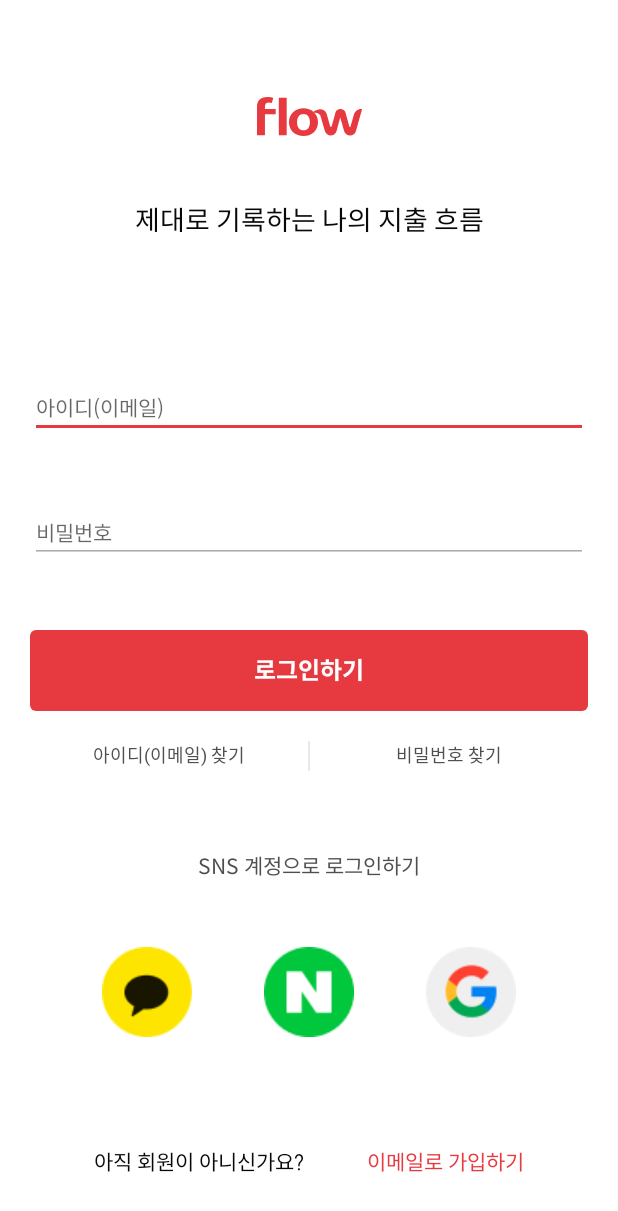
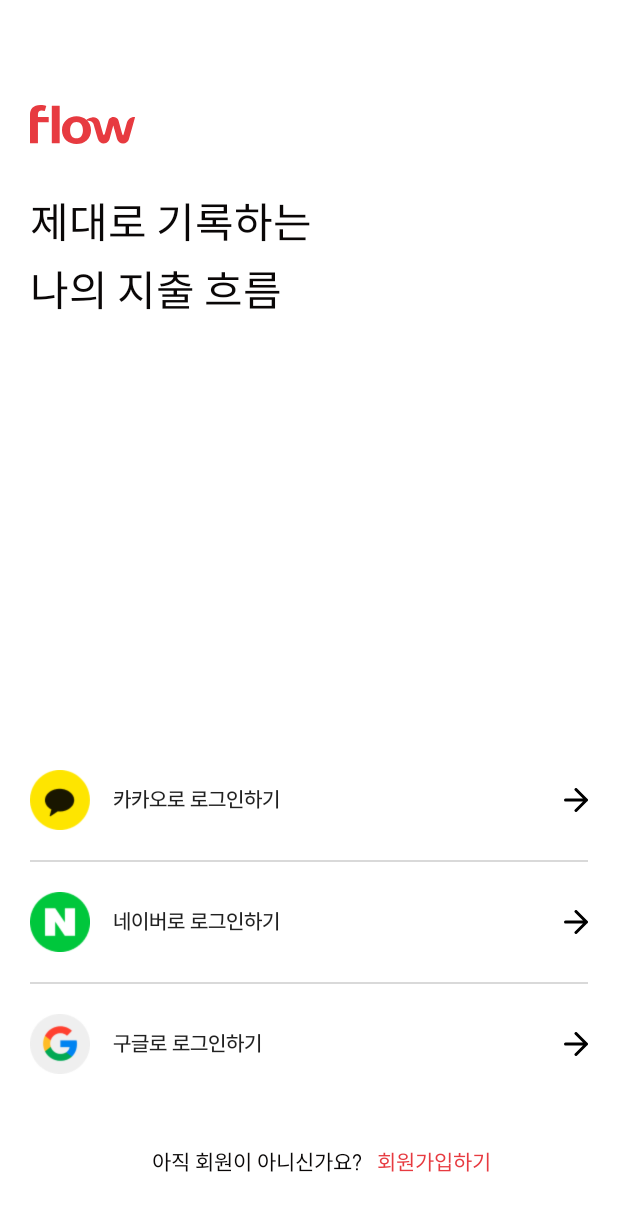
Before and after one commit to milijung/Flow-Android, an Android app: the LoginActivity screen opened directly, with no data from a screen before it, on a phone screen of 412 x 824 dp. Shown: the top 1211 px of the screen. Run offline under Robolectric (Android 15) with nearby library versions, the phone set to English and light mode, and no system bars.

Commit message:
feat: 이메일 로그인 레이아웃 삭제

```diff
--- /dev/null
+++ b/client/app/src/main/res/drawable/ic_google_icon.xml
@@ -0,0 +1,8 @@
+<?xml version="1.0" encoding="utf-8"?>
+<layer-list xmlns:android="http://schemas.android.com/apk/res/android">
+    <item
+        android:drawable="@drawable/ic_google_login"
+        android:width="40dp"
+        android:height="40dp"
+        />
+</layer-list>
--- /dev/null
+++ b/client/app/src/main/res/drawable/ic_kakao_icon.xml
@@ -0,0 +1,8 @@
+<?xml version="1.0" encoding="utf-8"?>
+<layer-list xmlns:android="http://schemas.android.com/apk/res/android">
+    <item
+        android:drawable="@drawable/ic_kakao_login"
+        android:width="40dp"
+        android:height="40dp"
+        />
+</layer-list>
--- /dev/null
+++ b/client/app/src/main/res/drawable/ic_naver_icon.xml
@@ -0,0 +1,8 @@
+<?xml version="1.0" encoding="utf-8"?>
+<layer-list xmlns:android="http://schemas.android.com/apk/res/android">
+    <item
+        android:drawable="@drawable/ic_naver_login"
+        android:width="40dp"
+        android:height="40dp"
+        />
+</layer-list>
--- /dev/null
+++ b/client/app/src/main/res/drawable/ic_next.xml
@@ -0,0 +1,13 @@
+<vector xmlns:android="http://schemas.android.com/apk/res/android"
+    android:width="16dp"
+    android:height="16dp"
+    android:viewportWidth="16"
+    android:viewportHeight="16">
+  <path
+      android:pathData="M1,8L15,8M15,8L8,1M15,8L8,15"
+      android:strokeLineJoin="round"
+      android:strokeWidth="2"
+      android:fillColor="#00000000"
+      android:strokeColor="#000000"
+      android:strokeLineCap="round"/>
+</vector>
--- a/client/app/src/main/res/layout/activity_login.xml
+++ b/client/app/src/main/res/layout/activity_login.xml
@@ -14,143 +14,82 @@
         android:src="@drawable/ic_logo"
         app:layout_constraintTop_toTopOf="parent"
         app:layout_constraintStart_toStartOf="parent"
-        app:layout_constraintEnd_toEndOf="parent"
-        app:layout_constraintBottom_toTopOf="@id/description"/>
+        app:layout_constraintBottom_toTopOf="@id/description"
+        android:layout_marginTop="50dp" />
     <TextView
         android:id="@+id/description"
         android:layout_width="wrap_content"
         android:layout_height="wrap_content"
         app:layout_constraintStart_toStartOf="parent"
-        app:layout_constraintEnd_toEndOf="parent"
         app:layout_constraintTop_toBottomOf="@id/logo"
-        app:layout_constraintBottom_toTopOf="@id/username"
-        android:text="제대로 기록하는 나의 지출 흐름"
+        android:text="제대로 기록하는\n나의 지출 흐름"
         android:textColor="@color/black"
         android:fontFamily="@font/spoqahansansneo_regular"
-        android:textSize="18dp"/>
-    <EditText
-        android:id="@+id/username"
-        android:layout_marginTop="50dp"
-        android:layout_width="0dp"
+        android:textSize="28dp"
+        android:lineSpacingExtra="10dp"
+        android:layout_marginTop="35dp"/>
+    <androidx.appcompat.widget.AppCompatButton
+        android:id="@+id/kakao_login"
+        android:layout_width="match_parent"
         android:layout_height="wrap_content"
-        android:hint="@string/prompt_email"
-        android:fontFamily="@font/spoqahansansneo_regular"
+        android:background="@color/white"
+        android:drawableStart="@drawable/ic_kakao_icon"
+        android:text="카카오로 로그인하기"
         android:textSize="14dp"
-        android:inputType="textEmailAddress"
-        android:selectAllOnFocus="true"
+        android:drawablePadding="15dp"
+        android:paddingVertical="20dp"
+        android:fontFamily="@font/suit_regular"
+        android:textAlignment="textStart"
+        android:drawableEnd="@drawable/ic_next"
+        style="?android:attr/borderlessButtonStyle"
+        app:layout_constraintBottom_toTopOf="@id/line1"/>
+    <View
+        android:id="@+id/line1"
+        android:layout_width="match_parent"
+        android:layout_height="1dp"
+        android:background="#D9D9D9"
         app:layout_constraintEnd_toEndOf="parent"
         app:layout_constraintStart_toStartOf="parent"
-        app:layout_constraintTop_toBottomOf="@id/description"
-        app:layout_constraintBottom_toTopOf="@id/password"/>
-
-    <EditText
-        android:id="@+id/password"
-        android:layout_width="0dp"
+        app:layout_constraintBottom_toTopOf="@id/naver_login"/>
+    <androidx.appcompat.widget.AppCompatButton
+        android:id="@+id/naver_login"
+        android:layout_width="match_parent"
         android:layout_height="wrap_content"
-        android:hint="@string/prompt_password"
-        android:fontFamily="@font/spoqahansansneo_regular"
+        android:background="@color/white"
+        android:drawableStart="@drawable/ic_naver_icon"
+        android:text="네이버로 로그인하기"
         android:textSize="14dp"
-        android:imeActionLabel="@string/action_sign_in_short"
-        android:imeOptions="actionDone"
-        android:inputType="textPassword"
-        android:selectAllOnFocus="true"
+        android:drawablePadding="15dp"
+        android:paddingVertical="20dp"
+        android:fontFamily="@font/suit_regular"
+        android:textAlignment="textStart"
+        android:drawableEnd="@drawable/ic_next"
+        style="?android:attr/borderlessButtonStyle"
+        app:layout_constraintBottom_toTopOf="@id/line2"/>
+    <View
+        android:id="@+id/line2"
+        android:layout_width="match_parent"
+        android:layout_height="1dp"
+        android:background="#D9D9D9"
         app:layout_constraintEnd_toEndOf="parent"
         app:layout_constraintStart_toStartOf="parent"
-        app:layout_constraintTop_toBottomOf="@+id/username"
-        app:layout_constraintBottom_toTopOf="@id/login_button"/>
-
-    <TextView
-        android:id="@+id/login_find_id"
-        android:layout_width="wrap_content"
+        app:layout_constraintBottom_toTopOf="@id/google_login"/>
+    <androidx.appcompat.widget.AppCompatButton
+        android:id="@+id/google_login"
+        android:layout_width="match_parent"
         android:layout_height="wrap_content"
-        android:text="아이디(이메일) 찾기"
-        android:textColor="#4F4F4F"
-        android:textSize="12dp"
-        android:layout_marginTop="20dp"
-        app:layout_constraintStart_toStartOf="parent"
-        app:layout_constraintTop_toBottomOf="@id/login_button"
-        app:layout_constraintEnd_toStartOf="@id/bar"
-        android:clickable="true"/>
-    <View
-        android:id="@+id/bar"
-        android:layout_width="1dp"
-        android:layout_height="20dp"
-        android:background="#E9E9E9"
-        android:layout_marginTop="20dp"
-        app:layout_constraintStart_toStartOf="parent"
-        app:layout_constraintEnd_toEndOf="parent"
-        app:layout_constraintTop_toBottomOf="@id/login_button"/>
-    <TextView
-        android:id="@+id/login_find_password"
-        android:layout_width="wrap_content"
-        android:layout_height="wrap_content"
-        android:text="비밀번호 찾기"
-        android:textColor="#4F4F4F"
-        android:textSize="12dp"
-        android:clickable="true"
-        android:layout_marginTop="20dp"
-        app:layout_constraintEnd_toEndOf="parent"
-        app:layout_constraintTop_toBottomOf="@id/login_button"
-        app:layout_constraintStart_toEndOf="@id/bar"/>
-    <androidx.appcompat.widget.AppCompatButton
-        android:id="@+id/login_button"
-        android:layout_width="match_parent"
-        android:layout_height="54dp"
-        android:background="@drawable/login_button_style"
-        android:enabled="false"
-        android:fontFamily="@font/spoqahansansneo_bold"
-        android:insetTop="0dp"
-        android:insetBottom="0dp"
-        android:text="@string/action_sign_in"
-        android:textColor="@color/white"
-        android:textSize="16dp"
-        app:layout_constraintEnd_toEndOf="parent"
-        app:layout_constraintStart_toStartOf="parent"
-        app:layout_constraintTop_toBottomOf="@id/password"
-        app:layout_constraintBottom_toTopOf="@id/SNS_login_description"/>
-    <TextView
-        android:id="@+id/SNS_login_description"
-        android:layout_width="wrap_content"
-        android:layout_height="wrap_content"
+        android:background="@color/white"
+        android:drawableStart="@drawable/ic_google_icon"
+        app:layout_constraintBottom_toTopOf="@id/signup_description"
+        android:text="구글로 로그인하기"
         android:textSize="14dp"
-        android:fontFamily="@font/spoqahansansneo_regular"
-        android:textColor="#4F4F4F"
-        android:layout_marginTop="50dp"
-        android:text="SNS 계정으로 로그인하기"
-        app:layout_constraintStart_toStartOf="parent"
-        app:layout_constraintEnd_toEndOf="parent"
-        app:layout_constraintTop_toBottomOf="@id/login_button"
-        app:layout_constraintBottom_toTopOf="@id/kakao_login"/>
-    <ImageButton
-        android:id="@+id/kakao_login"
-        android:layout_width="wrap_content"
-        android:layout_height="wrap_content"
-        android:background="@drawable/ic_kakao_login"
-        app:layout_constraintStart_toStartOf="parent"
+        android:drawablePadding="15dp"
+        android:paddingVertical="20dp"
+        android:fontFamily="@font/suit_regular"
+        android:textAlignment="textStart"
+        android:drawableEnd="@drawable/ic_next"
         android:layout_marginBottom="30dp"
-        app:layout_constraintEnd_toStartOf="@id/naver_login"
-        app:layout_constraintTop_toBottomOf="@id/SNS_login_description"
-        app:layout_constraintBottom_toTopOf="@id/signup_description"/>
-    <ImageButton
-        android:id="@+id/naver_login"
-        android:layout_width="wrap_content"
-        android:layout_height="wrap_content"
-        android:layout_marginBottom="30dp"
-        android:background="@drawable/ic_naver_login"
-        app:layout_constraintStart_toEndOf="@id/kakao_login"
-        app:layout_constraintEnd_toStartOf="@id/google_login"
-        app:layout_constraintTop_toBottomOf="@id/SNS_login_description"
-        app:layout_constraintBottom_toTopOf="@id/signup_description"/>
-    <ImageButton
-        android:id="@+id/google_login"
-        android:layout_width="wrap_content"
-        android:layout_height="wrap_content"
-        android:layout_marginBottom="30dp"
-        android:background="@drawable/ic_google_login"
-        app:layout_constraintEnd_toEndOf="parent"
-        app:layout_constraintStart_toEndOf="@id/naver_login"
-        app:layout_constraintTop_toBottomOf="@id/SNS_login_description"
-        app:layout_constraintBottom_toTopOf="@id/signup_description"/>
+        style="?android:attr/borderlessButtonStyle"/>
     <TextView
         android:id="@+id/signup_description"
         android:layout_width="wrap_content"
@@ -160,8 +99,9 @@
         android:textColor="@color/black"
         android:text="아직 회원이 아니신가요?"
         app:layout_constraintStart_toStartOf="parent"
-        app:layout_constraintEnd_toStartOf="@id/signup_button"
+        app:layout_constraintEnd_toEndOf="parent"
         app:layout_constraintBottom_toBottomOf="parent"
+        android:layout_marginEnd="70dp"
         android:layout_marginBottom="20dp"/>
     <TextView
         android:id="@+id/signup_button"
@@ -170,23 +110,10 @@
         android:textSize="14dp"
         android:fontFamily="@font/spoqahansansneo_regular"
         android:textColor="@color/red"
-        android:text="이메일로 가입하기"
+        android:text="회원가입하기"
+        android:layout_marginStart="10dp"
         app:layout_constraintStart_toEndOf="@id/signup_description"
-        app:layout_constraintEnd_toEndOf="parent"
         android:layout_marginBottom="20dp"
         app:layout_constraintBottom_toBottomOf="parent"/>
-    <ProgressBar
-        android:id="@+id/loading"
-        android:layout_width="wrap_content"
-        android:layout_height="wrap_content"
-        android:layout_gravity="center"
-        android:layout_marginTop="64dp"
-        android:layout_marginBottom="64dp"
-        android:visibility="gone"
-        app:layout_constraintBottom_toBottomOf="parent"
-        app:layout_constraintEnd_toEndOf="@+id/password"
-        app:layout_constraintStart_toStartOf="@+id/password"
-        app:layout_constraintTop_toTopOf="parent"
-        app:layout_constraintVertical_bias="0.3" />
 
 </androidx.constraintlayout.widget.ConstraintLayout>
```
